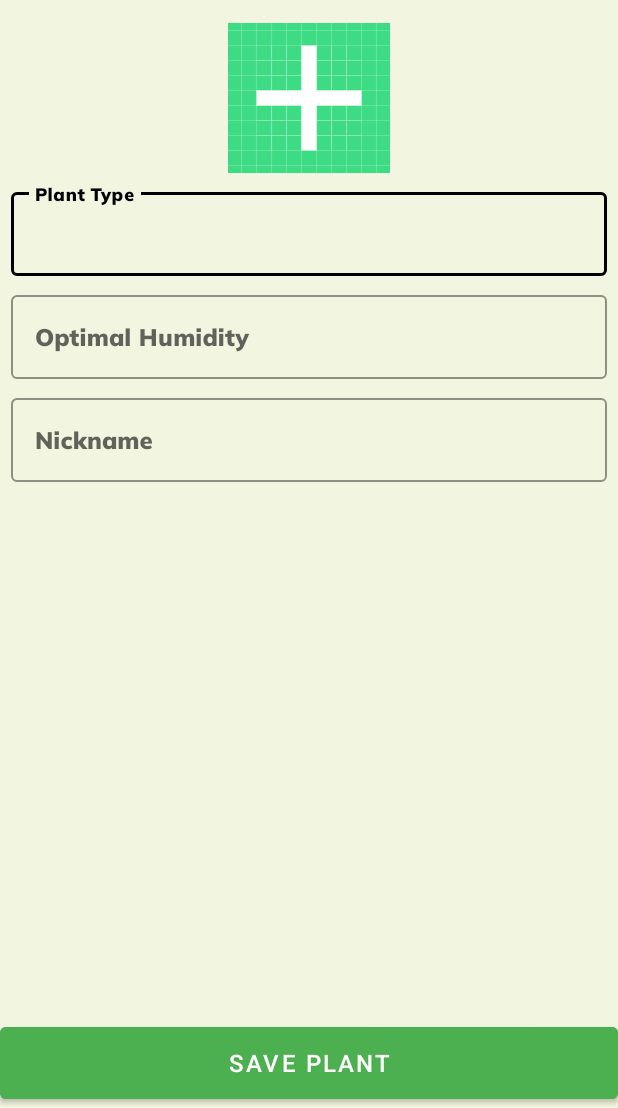
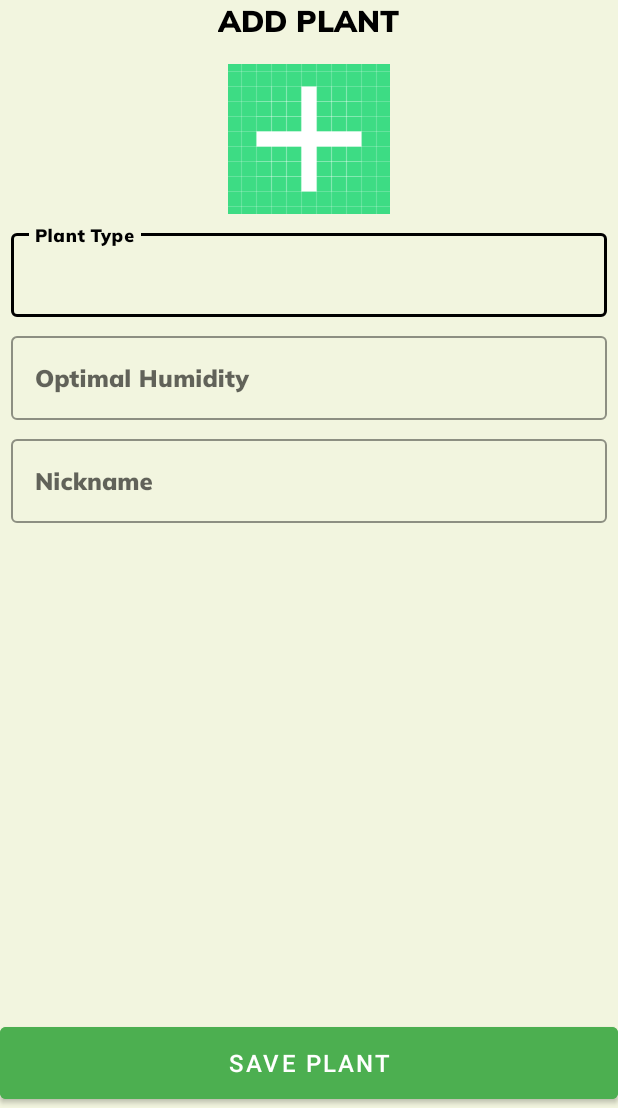
Before and after one commit to idoFassberg/GreenGuardian, an Android app: the AddUserPlantForm screen opened directly, with no data from a screen before it, on a phone screen of 412 x 824 dp, the part 128-1236 px from its top. Run offline under Robolectric (Android 15) with nearby library versions, the phone set to English and light mode, and no system bars; our stand-ins replace Firebase (no records; nobody signed in at launch, a user with empty details on screens opened directly).

Commit message:
Update layouts

```diff
--- a/AndroidStudioProjects/app/src/main/res/layout/activity_user_plant_list.xml
+++ b/AndroidStudioProjects/app/src/main/res/layout/activity_user_plant_list.xml
@@ -23,9 +23,9 @@
             android:layout_width="wrap_content"
             android:layout_height="wrap_content"
             android:layout_gravity="center"
-            android:fontFamily="@font/muli_bold"
+            android:fontFamily="@font/muli_black"
             android:text="MY PLANTS"
-            android:textSize="25sp"
+            android:textSize="20sp"
             android:textColor="#000" />
 
         <androidx.recyclerview.widget.RecyclerView
--- a/AndroidStudioProjects/app/src/main/res/layout/form_add_user_plant.xml
+++ b/AndroidStudioProjects/app/src/main/res/layout/form_add_user_plant.xml
@@ -31,6 +31,17 @@
             android:orientation="vertical">
 
             <include layout="@layout/toolbar" />
+
+            <!-- Add a TextView for the title "Add Plant" -->
+            <TextView
+                android:id="@+id/toolbar_title"
+                android:layout_width="wrap_content"
+                android:layout_height="wrap_content"
+                android:layout_gravity="center"
+                android:fontFamily="@font/muli_black"
+                android:text="ADD PLANT"
+                android:textSize="20sp"
+                android:textColor="#000" />
 
             <ImageView
                 android:id="@+id/plant_image"
```
Also changed, not shown: AndroidStudioProjects/app/src/main/res/layout/activity_plant_list.xml (+11 -0 lines), AndroidStudioProjects/app/src/main/res/layout/user_plant_item.xml (+11 -13 lines).
